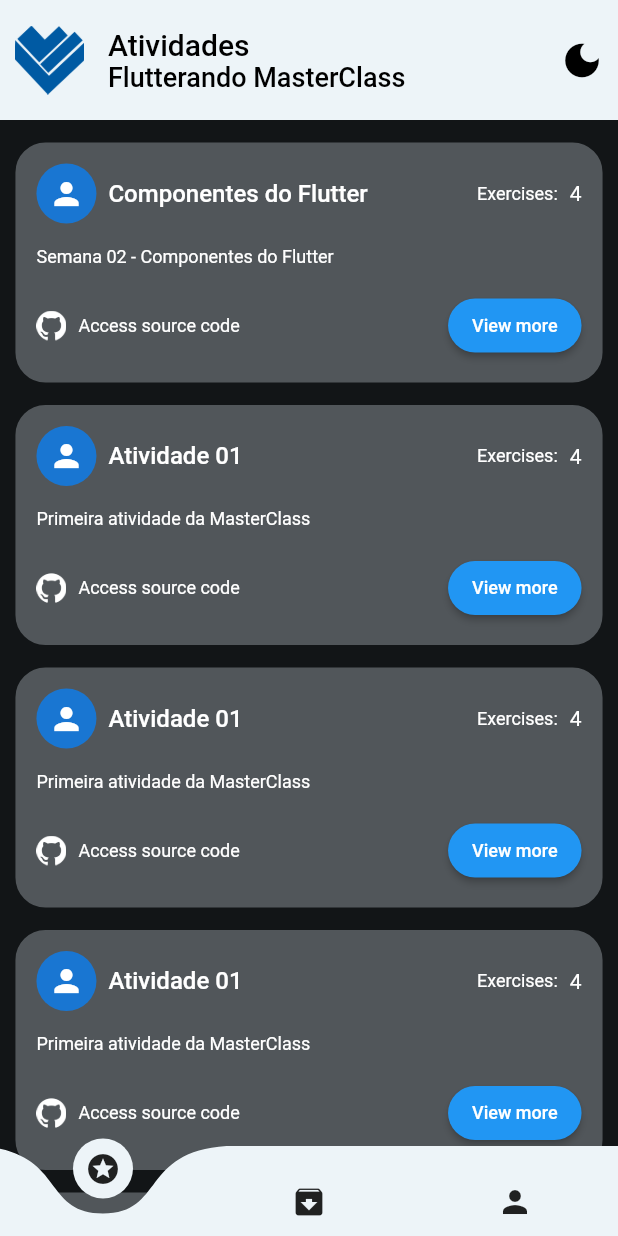
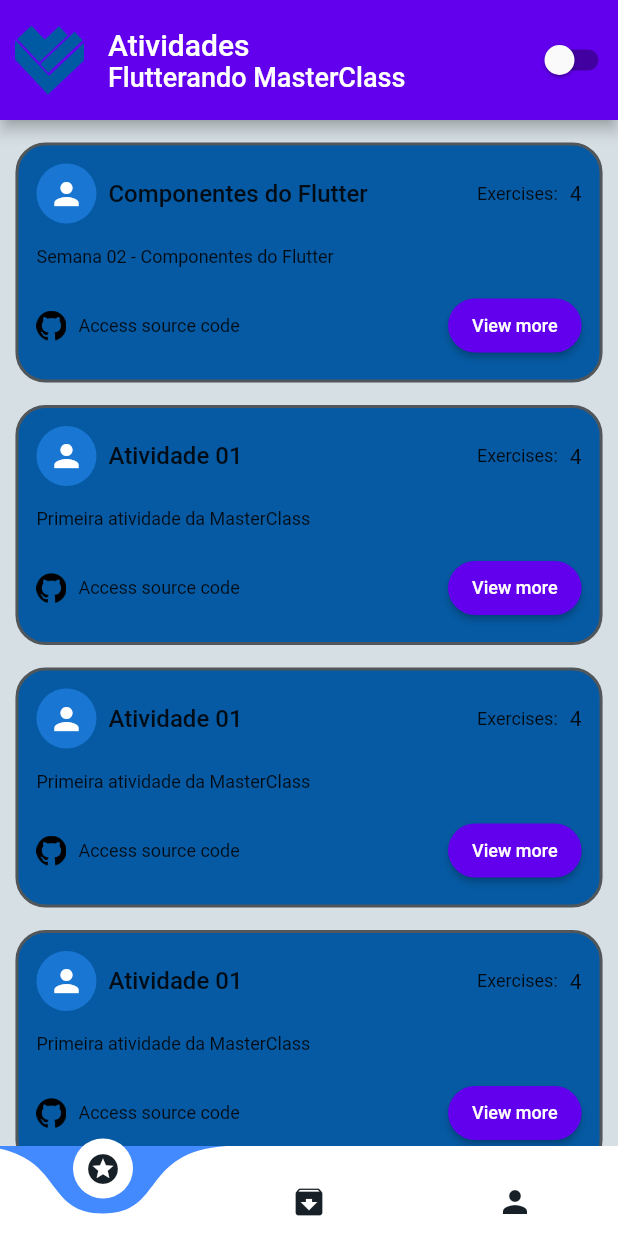
Before and after one commit to LuanSouzaProg/Flutterando_MasterClass, a Flutter app: the screen it shows after launch, on a phone screen of 412 x 824 dp. Run offline on Flutter 3.47's test engine with Material 2 defaults, Android fonts, the phone set to English and light mode, and no system bars; drawn by our look-alikes of curved_navigation_bar.

```diff
--- a/lib/home_page/home_page.dart
+++ b/lib/home_page/home_page.dart
@@ -1,5 +1,7 @@
 import 'package:flutter/material.dart';
 import 'package:curved_navigation_bar/curved_navigation_bar.dart';
+import 'package:masterclass/theme_mode/theme_mode.dart';
+import 'package:masterclass/widgets/change_theme_button_widget.dart';
 
 class HomePage extends StatefulWidget {
   const HomePage({Key? key}) : super(key: key);
@@ -21,23 +23,18 @@ class _HomePageState extends State<HomePage> {
 
     return Scaffold(
         extendBody: true,
-        backgroundColor: const Color(0Xff121517),
         appBar: AppBar(
-          shadowColor: Colors.transparent,
-          backgroundColor: const Color(0XffEDF4F8),
           toolbarHeight: 80,
           title: Column(
             crossAxisAlignment: CrossAxisAlignment.start,
             children: const [
               Text(
                 "Atividades",
-                style: TextStyle(color: Colors.black),
               ),
               Text(
                 "Flutterando MasterClass",
                 style: TextStyle(
                   fontSize: 18,
-                  color: Colors.black,
                 ),
               ),
             ],
@@ -46,15 +43,8 @@ class _HomePageState extends State<HomePage> {
             padding: const EdgeInsets.only(left: 10),
             child: Image.asset("assets/logos/logo_flutterando2.png", width: 40),
           ),
-          actions: [
-            IconButton(
-              onPressed: () {},
-              icon: const Icon(
-                Icons.dark_mode,
-                size: 30,
-                color: Colors.black,
-              ),
-            ),
+          actions: const [
+            ChangeThemeButtonWidget(),
           ],
         ),
         body: SingleChildScrollView(
@@ -95,8 +85,6 @@ class _HomePageState extends State<HomePage> {
           ),
         ),
         bottomNavigationBar: CurvedNavigationBar(
-          color: const Color(0XffEDF4F8),
-          backgroundColor: Colors.transparent,
           height: 60,
           index: index,
           items: items,
@@ -122,11 +110,11 @@ class CardActivity extends StatelessWidget {
         padding: const EdgeInsets.only(top: 15),
         child: Container(
           decoration: BoxDecoration(
-            color: const Color(0Xff51565A),
             border: Border.all(
               width: 2,
               color: const Color(0Xff51565A),
             ),
+            color: Theme.of(context).primaryColor,
             borderRadius: const BorderRadius.all(
               Radius.circular(20),
             ),
@@ -150,7 +138,6 @@ class CardActivity extends StatelessWidget {
                           style: const TextStyle(
                             fontWeight: FontWeight.w500,
                             fontSize: 16,
-                            color: Colors.white,
                           ),
                         ),
                       ],
@@ -161,15 +148,12 @@ class CardActivity extends StatelessWidget {
                           "Exercises:",
                           style: TextStyle(
                             fontSize: 12,
-                            color: Colors.white,
                           ),
                         ),
                         const SizedBox(width: 8),
                         Text(
                           contActivity.toString(),
-                          style: const TextStyle(
-                            color: Colors.white,
-                          ),
+                          style: const TextStyle(),
                         ),
                       ],
                     ),
@@ -181,7 +165,7 @@ class CardActivity extends StatelessWidget {
                     alignment: Alignment.centerLeft,
                     child: Text(
                       infoActivity,
-                      style: const TextStyle(fontSize: 12, color: Colors.white),
+                      style: const TextStyle(fontSize: 12),
                     ),
                   ),
                 ),
@@ -190,12 +174,13 @@ class CardActivity extends StatelessWidget {
                   children: [
                     Row(
                       children: [
-                        Image.asset("assets/icons/github.png",
-                            width: 20, color: Colors.white),
+                        Image.asset("assets/icons/github.png", width: 20),
                         const SizedBox(width: 8),
                         const Text(
                           "Access source code",
-                          style: TextStyle(fontSize: 12, color: Colors.white),
+                          style: TextStyle(
+                            fontSize: 12,
+                          ),
                         ),
                       ],
                     ),
--- a/lib/main.dart
+++ b/lib/main.dart
@@ -1,9 +1,7 @@
 import 'package:flutter/material.dart';
 import 'package:masterclass/home_page/home_page.dart';
-import 'package:masterclass/semana_2/exc01.dart';
-import 'package:masterclass/semana_2/exc02.dart';
-
-import 'activities_pages/activities_page.dart';
+import 'package:masterclass/theme_mode/theme_mode.dart';
+import 'package:provider/provider.dart';
 
 void main() {
   runApp(const MyApp());
@@ -13,15 +11,19 @@ class MyApp extends StatelessWidget {
   const MyApp({Key? key}) : super(key: key);
 
   @override
-  Widget build(BuildContext context) {
-    return MaterialApp(
-      title: 'Flutter Demo',
-      theme: ThemeData(
-        primarySwatch: Colors.blue,
-        backgroundColor: Colors.black,
-      ),
-      debugShowCheckedModeBanner: false,
-      home: const HomePage(),
-    );
-  }
+  Widget build(BuildContext context) => ChangeNotifierProvider(
+    create: (context) => ThemeProvider(),
+    builder: (context, _){
+      final themeProvider = Provider.of<ThemeProvider>(context);
+
+      return MaterialApp(
+        title: 'Flutter Demo',
+        themeMode: themeProvider.themeMode,
+        theme: MyThemes.lightTheme,
+        darkTheme: MyThemes.darkTheme,
+        debugShowCheckedModeBanner: false,
+        home: const HomePage(),
+      );
+    },
+  );
 }
--- a/lib/semana_2/exc01.dart
+++ b/lib/semana_2/exc01.dart
@@ -6,7 +6,6 @@ class Exc01 extends StatelessWidget {
   @override
   Widget build(BuildContext context) {
     return Scaffold(
-      backgroundColor: const Color(0xFF151414),
       body: Center(
         child: Column(
           mainAxisAlignment: MainAxisAlignment.center,
@@ -19,7 +18,6 @@ class Exc01 extends StatelessWidget {
             const Text(
               "Get your Money",
               style: TextStyle(
-                color: Colors.white,
                 fontSize: 35,
                 fontWeight: FontWeight.bold,
               ),
@@ -27,7 +25,6 @@ class Exc01 extends StatelessWidget {
             const Text(
               "Under Control",
               style: TextStyle(
-                color: Colors.white,
                 fontSize: 35,
                 fontWeight: FontWeight.bold,
               ),
@@ -36,14 +33,12 @@ class Exc01 extends StatelessWidget {
             const Text(
               "Manage you expense",
               style: TextStyle(
-                color: Colors.grey,
                 fontSize: 20,
               ),
             ),
             const Text(
               "Seamlessly.",
               style: TextStyle(
-                color: Colors.grey,
                 fontSize: 20,
               ),
             ),
@@ -52,11 +47,6 @@ class Exc01 extends StatelessWidget {
               width: MediaQuery.of(context).size.width * 0.9,
               height: 50,
               child: ElevatedButton(
-                style: ButtonStyle(
-                  backgroundColor: MaterialStateProperty.all<Color>(
-                    const Color(0Xff055AA3),
-                  ),
-                ),
                 onPressed: () {},
                 child: const Text(
                   "Sing Up With Email ID",
@@ -69,11 +59,6 @@ class Exc01 extends StatelessWidget {
               width: MediaQuery.of(context).size.width * 0.9,
               height: 50,
               child: ElevatedButton(
-                style: ButtonStyle(
-                  backgroundColor: MaterialStateProperty.all<Color>(
-                    const Color(0XffEDF4F8),
-                  ),
-                ),
                 onPressed: () {},
                 child: Row(
                   crossAxisAlignment: CrossAxisAlignment.center,
@@ -101,7 +86,6 @@ class Exc01 extends StatelessWidget {
                     text: "Sing in",
                     style: TextStyle(
                       fontSize: 16,
-                      color: Colors.white,
                       decoration: TextDecoration.underline,
                     ),
                   ),
--- /dev/null
+++ b/lib/theme_mode/theme_mode.dart
@@ -0,0 +1,28 @@
+import 'package:flutter/material.dart';
+
+class ThemeProvider extends ChangeNotifier{
+  ThemeMode themeMode = ThemeMode.system;
+
+  bool get isDarkMode => themeMode == ThemeMode.dark;
+
+  void toggleTheme(bool isOn){
+    themeMode = isOn ? ThemeMode.dark : ThemeMode.light;
+    notifyListeners();
+  }
+}
+
+class MyThemes{
+  static final darkTheme = ThemeData(
+    scaffoldBackgroundColor: const Color(0xFF121517),
+    primaryColor: const Color(0xFF055AA3),
+    iconTheme: const IconThemeData(color: Color(0xFFEDF4F8)),
+    colorScheme: const ColorScheme.dark(),
+  );
+
+  static final lightTheme = ThemeData(
+    scaffoldBackgroundColor: const Color(0xFFD6DFE4),
+    primaryColor: const Color(0xFF055AA3),
+    iconTheme: const IconThemeData(color: Color(0xFF172026)),
+    colorScheme: const ColorScheme.light(),
+  );
+}
--- /dev/null
+++ b/lib/widgets/change_theme_button_widget.dart
@@ -0,0 +1,20 @@
+import 'package:flutter/material.dart';
+import 'package:masterclass/theme_mode/theme_mode.dart';
+import 'package:provider/provider.dart';
+
+class ChangeThemeButtonWidget extends StatelessWidget {
+  const ChangeThemeButtonWidget({Key? key}) : super(key: key);
+
+  @override
+  Widget build(BuildContext context) {
+    final themeProvider = Provider.of<ThemeProvider>(context);
+
+    return Switch.adaptive(
+      value: themeProvider.isDarkMode,
+      onChanged: (value) {
+        final provider = Provider.of<ThemeProvider>(context, listen: false);
+        provider.toggleTheme(value);
+      },
+    );
+  }
+}
--- a/pubspec.yaml
+++ b/pubspec.yaml
@@ -35,6 +35,7 @@ dependencies:
   # Use with the CupertinoIcons class for iOS style icons.
   cupertino_icons: ^1.0.2
   curved_navigation_bar: ^1.0.3
+  provider: ^6.0.2
 
 dev_dependencies:
   flutter_test:
```
Also changed, not shown: pubspec.lock.
